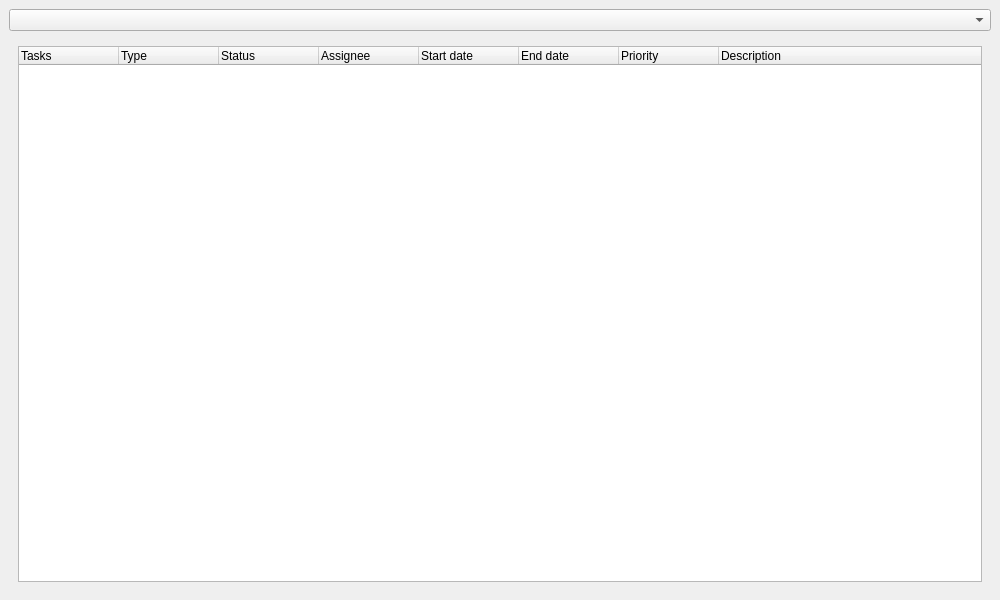
The window that UI/shot_tracker.ui (HaydenGuy/ftrack_Shot_Tracker) describes before a commit, drawn with Qt 5.
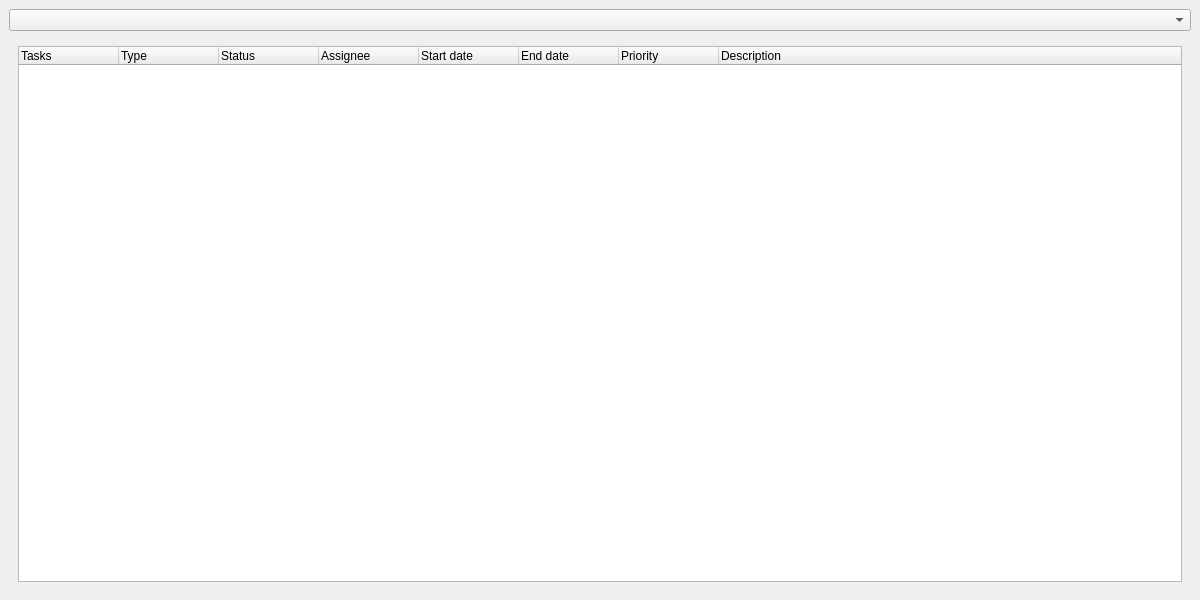
The same window after the commit. The open tabs and pages were chosen to show the change.

Commit message: Changed UI default width to 1200px

The edit to the form file:
```diff
--- a/UI/shot_tracker.ui
+++ b/UI/shot_tracker.ui
@@ -6,7 +6,7 @@
    <rect>
     <x>0</x>
     <y>0</y>
-    <width>1000</width>
+    <width>1200</width>
     <height>600</height>
    </rect>
   </property>
```
Left out of the diff: 2 changed lines with no effect on the pictures. The commit also changes 2 other files.
